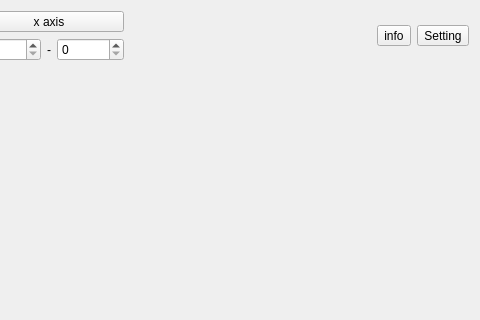
This is src/mode/FormEasy/formeasy.ui in MRsoymilk/MySerial as Qt 5 draws it before an edit; both pictures show x 739 to 1219 and y 0 to 320 of the 1219 by 590 pixel window. The edited form follows.
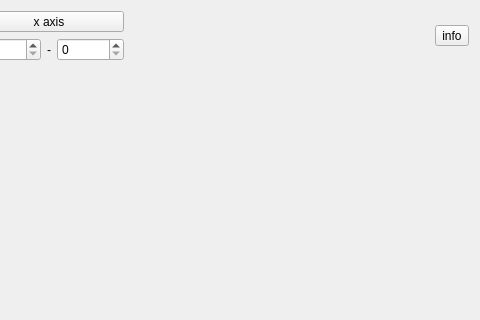
This is the edited form.

Commit message: mvoe setting to mainwindow: help-setting

```diff
--- a/src/mode/FormEasy/formeasy.ui
+++ b/src/mode/FormEasy/formeasy.ui
@@ -243,16 +243,6 @@
        </property>
       </widget>
      </item>
-     <item>
-      <widget class="QToolButton" name="tBtnSetting">
-       <property name="text">
-        <string>Setting</string>
-       </property>
-       <property name="checkable">
-        <bool>true</bool>
-       </property>
-      </widget>
-     </item>
     </layout>
    </item>
    <item row="1" column="0">
```
The commit also changes 11 other files.
